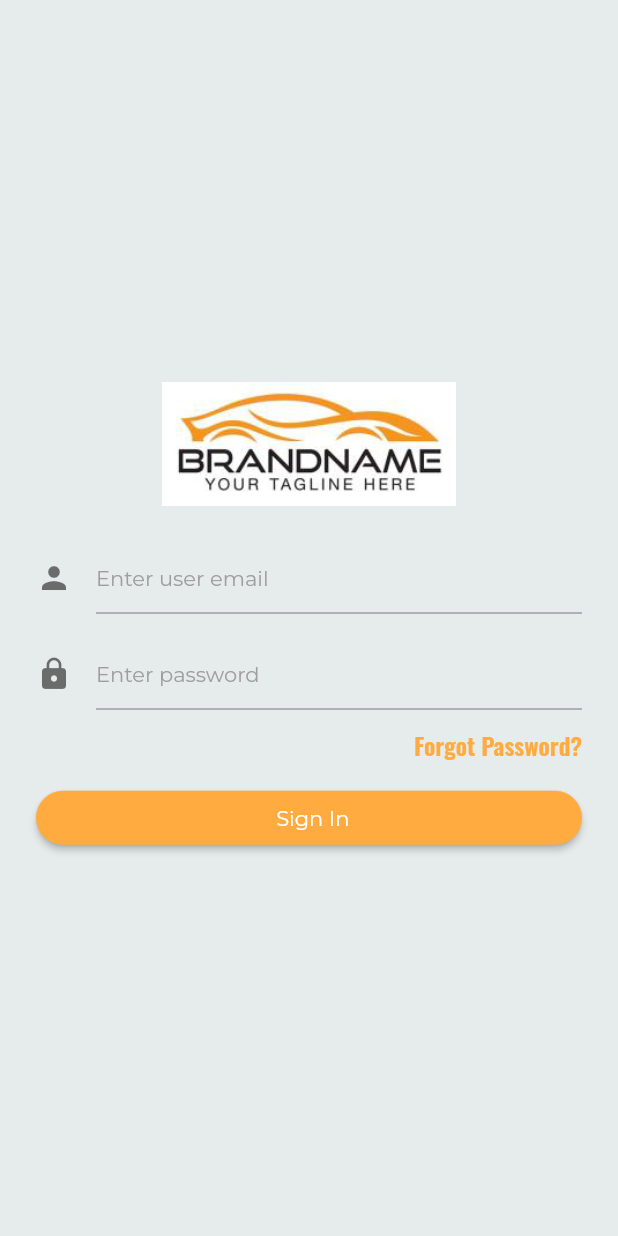
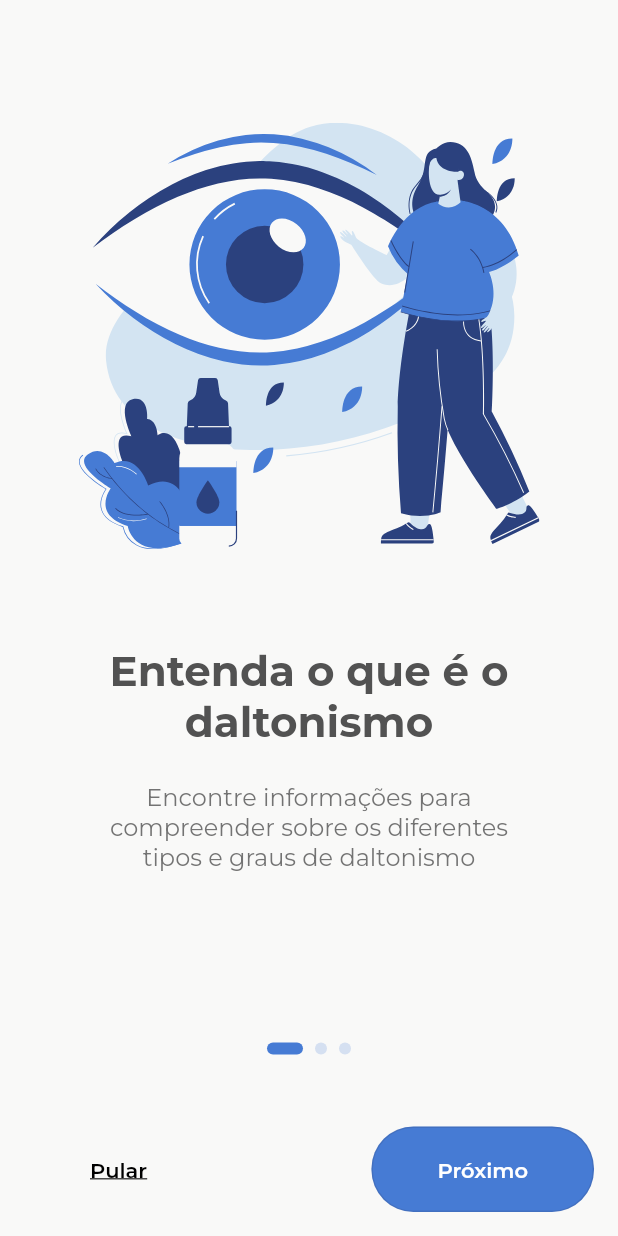
Before and after one commit to legermano/colorblind_app, a Flutter app: the screen it shows after launch, on a phone screen of 412 x 824 dp. Run offline on Flutter 3.47's test engine with Material 2 defaults, Android fonts, the light colour scheme and no system bars; drawn by our look-alikes of smooth_page_indicator; our stand-ins replace another_flushbar, dio, event_bus, flutter_mobx, flutter_svg, get_it and 6 more; missing offline and left inert: material_dialog, xxtea; generated files the repository leaves out were written again.

Commit message:
feat: onboarding screen

```diff
--- a/lib/constants/colors.dart
+++ b/lib/constants/colors.dart
@@ -15,4 +15,8 @@ class AppColors {
     800: const Color(0xFFDB7424),
     900: const Color(0xFFD56217)
   };
+
+  static const blue = const Color(0xFF467BD4);
+  static const white = const Color(0xFFF9F9F8);
+  static const black = const Color(0xFF525252);
 }
--- /dev/null
+++ b/lib/core/stores/user/user_store.dart
@@ -0,0 +1,9 @@
+import 'package:mobx/mobx.dart';
+
+part 'user_store.g.dart';
+
+class UserStore = _UserStore with _$UserStore;
+
+abstract class _UserStore with Store {
+
+}
--- a/lib/data/repository/user/user_repository_impl.dart
+++ b/lib/data/repository/user/user_repository_impl.dart
@@ -25,4 +25,11 @@ class UserRepositoryImpl extends UserRepository {
 
   @override
   Future<bool> get isLoggedIn => _sharedPrefsHelper.isLoggedIn;
+
+  @override
+  Future<void> saveShowOnboarding(bool value) =>
+    _sharedPrefsHelper.saveShowOnboarding(value);
+
+  @override
+  Future<bool> get showOnboarding => _sharedPrefsHelper.showOnboarding;
 }
--- a/lib/data/sharedpref/constants/preferences.dart
+++ b/lib/data/sharedpref/constants/preferences.dart
@@ -5,4 +5,5 @@ class Preferences {
   static const String auth_token = "authToken";
   static const String is_dark_mode = "is_dark_mode";
   static const String current_language = "current_language";
+  static const String show_onboarding = 'showOnboarding';
 }
--- a/lib/data/sharedpref/shared_preference_helper.dart
+++ b/lib/data/sharedpref/shared_preference_helper.dart
@@ -50,4 +50,13 @@ class SharedPreferenceHelper {
   Future<void> changeLanguage(String language) {
     return _sharedPreference.setString(Preferences.current_language, language);
   }
+
+  // Onboarding:---------------------------------------------------
+  Future<bool> get showOnboarding async {
+    return _sharedPreference.getBool(Preferences.show_onboarding) ?? false;
+  }
+
+  Future<bool> saveShowOnboarding(bool value) {
+    return _sharedPreference.setBool(Preferences.show_onboarding, value);
+  }
 }
--- a/lib/domain/repository/user/user_repository.dart
+++ b/lib/domain/repository/user/user_repository.dart
@@ -9,5 +9,10 @@ abstract class UserRepository {
 
   Future<void> saveIsLoggedIn(bool value);
 
+  Future<void> saveShowOnboarding(bool value);
+
   Future<bool> get isLoggedIn;
+
+  Future<bool> get showOnboarding;
+
 }
--- /dev/null
+++ b/lib/domain/usecase/user/save_show_onboarding_usecase.dart
@@ -0,0 +1,16 @@
+import 'dart:async';
+
+import 'package:boilerplate/core/domain/usecase/use_case.dart';
+import 'package:boilerplate/domain/repository/user/user_repository.dart';
+
+class SaveShowOnboardingUseCase implements UseCase<void, bool> {
+  final UserRepository _userRepository;
+
+  SaveShowOnboardingUseCase(this._userRepository);
+
+  @override
+  FutureOr<void> call({required bool params}) async {
+    return _userRepository.saveShowOnboarding(params);
+  }
+
+}
--- /dev/null
+++ b/lib/domain/usecase/user/show_onboarding_usecase.dart
@@ -0,0 +1,16 @@
+import 'dart:async';
+
+import 'package:boilerplate/core/domain/usecase/use_case.dart';
+import 'package:boilerplate/domain/repository/user/user_repository.dart';
+
+class ShowOnboardingUseCase implements UseCase<bool, void> {
+  final UserRepository _userRepository;
+
+  ShowOnboardingUseCase(this._userRepository);
+
+  @override
+  FutureOr<bool> call({required void params}) async {
+    return await _userRepository.showOnboarding;
+  }
+
+}
--- a/lib/presentation/di/module/store_module.dart
+++ b/lib/presentation/di/module/store_module.dart
@@ -24,8 +24,8 @@ mixin StoreModule {
     );
 
     // stores:------------------------------------------------------------------
-    getIt.registerSingleton<UserStore>(
-      UserStore(
+    getIt.registerSingleton<LoginStore>(
+      LoginStore(
         getIt<IsLoggedInUseCase>(),
         getIt<SaveLoginStatusUseCase>(),
         getIt<LoginUseCase>(),
--- a/lib/presentation/login/login.dart
+++ b/lib/presentation/login/login.dart
@@ -31,7 +31,7 @@ class _LoginScreenState extends State<LoginScreen> {
   //stores:---------------------------------------------------------------------
   final ThemeStore _themeStore = getIt<ThemeStore>();
   final FormStore _formStore = getIt<FormStore>();
-  final UserStore _userStore = getIt<UserStore>();
+  final LoginStore _loginStore = getIt<LoginStore>();
 
   //focus node:-----------------------------------------------------------------
   late FocusNode _passwordFocusNode;
@@ -72,7 +72,7 @@ class _LoginScreenState extends State<LoginScreen> {
               : Center(child: _buildRightSide()),
           Observer(
             builder: (context) {
-              return _userStore.success
+              return _loginStore.success
                   ? navigate(context)
                   : _showErrorMessage(_formStore.errorStore.errorMessage);
             },
@@ -80,7 +80,7 @@ class _LoginScreenState extends State<LoginScreen> {
           Observer(
             builder: (context) {
               return Visibility(
-                visible: _userStore.isLoading,
+                visible: _loginStore.isLoading,
                 child: CustomProgressIndicatorWidget(),
               );
             },
@@ -189,7 +189,7 @@ class _LoginScreenState extends State<LoginScreen> {
       onPressed: () async {
         if (_formStore.canLogin) {
           DeviceUtils.hideKeyboard(context);
-          _userStore.login(_userEmailController.text, _passwordController.text);
+          _loginStore.login(_userEmailController.text, _passwordController.text);
         } else {
           _showErrorMessage('Please fill in all fields');
         }
--- a/lib/presentation/login/store/login_store.dart
+++ b/lib/presentation/login/store/login_store.dart
@@ -9,11 +9,11 @@ import '../../../domain/usecase/user/login_usecase.dart';
 
 part 'login_store.g.dart';
 
-class UserStore = _UserStore with _$UserStore;
+class LoginStore = _LoginStore with _$LoginStore;
 
-abstract class _UserStore with Store {
+abstract class _LoginStore with Store {
   // constructor:---------------------------------------------------------------
-  _UserStore(
+  _LoginStore(
     this._isLoggedInUseCase,
     this._saveLoginStatusUseCase,
     this._loginUseCase,
--- a/lib/presentation/my_app.dart
+++ b/lib/presentation/my_app.dart
@@ -19,7 +19,7 @@ class MyApp extends StatelessWidget {
   // with Hot Reload than creating it directly in the `build` function.
   final ThemeStore _themeStore = getIt<ThemeStore>();
   final LanguageStore _languageStore = getIt<LanguageStore>();
-  final UserStore _userStore = getIt<UserStore>();
+  final LoginStore _loginStore = getIt<LoginStore>();
 
   @override
   Widget build(BuildContext context) {
@@ -32,6 +32,7 @@ class MyApp extends StatelessWidget {
               ? AppThemeData.darkThemeData
               : AppThemeData.lightThemeData,
           routes: Routes.routes,
+          initialRoute: '/onboarding',
           locale: Locale(_languageStore.locale),
           supportedLocales: _languageStore.supportedLanguages
               .map((language) => Locale(language.locale, language.code))
@@ -46,7 +47,8 @@ class MyApp extends StatelessWidget {
             // Built-in localization of basic text for Cupertino widgets
             GlobalCupertinoLocalizations.delegate,
           ],
-          home: _userStore.isLoggedIn ? HomeScreen() : LoginScreen(),
+          // home: _userStore.isLoggedIn ? HomeScreen() : LoginScreen(),
+          home: _loginStore.isLoggedIn ? HomeScreen() : LoginScreen(),
         );
       },
     );
--- /dev/null
+++ b/lib/presentation/onboarding/onboarding.dart
@@ -0,0 +1,184 @@
+import 'package:boilerplate/constants/colors.dart';
+import 'package:boilerplate/utils/routes/routes.dart';
+import 'package:flutter/material.dart';
+import 'package:flutter_svg/flutter_svg.dart';
+import 'package:smooth_page_indicator/smooth_page_indicator.dart';
+
+class OnboardingScreen extends StatefulWidget {
+  const OnboardingScreen({super.key});
+
+  @override
+  State<OnboardingScreen> createState() => _OnboardingScreenState();
+}
+
+class _OnboardingScreenState extends State<OnboardingScreen> {
+  PageController _pageController = PageController();
+  bool _isLastPage = false;
+
+  @override
+  void dispose() {
+    _pageController.dispose();
+
+    super.dispose();
+  }
+
+  @override
+  Widget build(BuildContext context) {
+    return Scaffold(
+      body: SafeArea(
+        child: Container(
+          padding: const EdgeInsets.only(bottom: 160),
+          child: PageView(
+            controller: _pageController,
+            onPageChanged: (index) => setState(() => _isLastPage = index == 2),
+            children: [
+              buildPage(
+                  svgPath: 'assets/svg/onboarding-page1.svg',
+                  title: 'Entenda o que é o daltonismo',
+                  subtitle:
+                      'Encontre informações para compreender sobre os diferentes tipos e graus de daltonismo'),
+              buildPage(
+                  svgPath: 'assets/svg/onboarding-page1.svg',
+                  title: 'Descubra se você é daltônico',
+                  subtitle:
+                      'Realize o teste de Ishihara para descobrir em poucos minutos se você tem algum grau de daltonismo'),
+              buildPage(
+                  svgPath: 'assets/svg/onboarding-page1.svg',
+                  title: 'Veja o mundo com outras cores',
+                  subtitle:
+                      'Use sua câmera para ver o mundo pelo olhar dos diferentes tipos de daltonismo, além de descobrir a cor real dos objetos a sua volta'),
+            ],
+          ),
+        ),
+      ),
+      bottomSheet: Container(
+        padding: const EdgeInsets.symmetric(horizontal: 16),
+        height: 160,
+        color: AppColors.white,
+        child: Column(
+          mainAxisAlignment: MainAxisAlignment.end,
+          children: [
+            Padding(
+              padding: const EdgeInsets.only(bottom: 48),
+              child: Center(
+                child: SmoothPageIndicator(
+                  controller: _pageController,
+                  count: 3,
+                  effect: ExpandingDotsEffect(
+                    activeDotColor: AppColors.blue,
+                    dotColor: AppColors.blue.withOpacity(0.2),
+                    dotHeight: 8,
+                    dotWidth: 8,
+                  ),
+                ),
+              ),
+            ),
+            Padding(
+              padding: const EdgeInsets.only(bottom: 16),
+              child: _isLastPage
+                  ? OutlinedButton(
+                      child: Text(
+                        'Começar',
+                        style: TextStyle(color: Colors.white),
+                      ),
+                      onPressed: () => Navigator.pushNamed(context,Routes.home),
+                      style: OutlinedButton.styleFrom(
+                        minimumSize: const Size.fromHeight(0),
+                        padding: EdgeInsets.symmetric(
+                          horizontal: 44,
+                          vertical: 20,
+                        ),
+                        shape: RoundedRectangleBorder(
+                          borderRadius: BorderRadius.circular(28),
+                        ),
+                        backgroundColor: AppColors.blue,
+                      ),
+                    )
+                  : Row(
+                      mainAxisAlignment: MainAxisAlignment.spaceBetween,
+                      children: [
+                        TextButton(
+                          child: const Text(
+                            'Pular',
+                            style: TextStyle(
+                              decoration: TextDecoration.underline,
+                              color: Colors.black,
+                            ),
+                          ),
+                          style: TextButton.styleFrom(
+                            padding: EdgeInsets.symmetric(
+                              horizontal: 44,
+                              vertical: 20,
+                            ),
+                          ),
+                          onPressed: () => _pageController.jumpToPage(2),
+                        ),
+                        OutlinedButton(
+                          child: Text(
+                            'Próximo',
+                            style: TextStyle(color: Colors.white),
+                          ),
+                          onPressed: () => _pageController.nextPage(
+                            duration: const Duration(milliseconds: 500),
+                            curve: Curves.easeInOut,
+                          ),
+                          style: OutlinedButton.styleFrom(
+                            padding: EdgeInsets.symmetric(
+                              horizontal: 44,
+                              vertical: 20,
+                            ),
+                            shape: RoundedRectangleBorder(
+                              borderRadius: BorderRadius.circular(28),
+                            ),
+                            backgroundColor: AppColors.blue,
+                          ),
+                        )
+                      ],
+                    ),
+            ),
+          ],
+        ),
+      ),
+    );
+  }
+
+  Widget buildPage({
+    required String svgPath,
+    required String title,
+    required String subtitle,
+  }) =>
+      Container(
+        color: AppColors.white,
+        child: Column(
+          mainAxisAlignment: MainAxisAlignment.center,
+          children: [
+            SvgPicture.asset(svgPath),
+            const SizedBox(height: 64),
+            Container(
+              padding: EdgeInsets.symmetric(horizontal: 68),
+              child: Text(
+                title,
+                textAlign: TextAlign.center,
+                style: TextStyle(
+                  color: AppColors.black,
+                  fontSize: 28,
+                  fontWeight: FontWeight.bold,
+                ),
+              ),
+            ),
+            const SizedBox(height: 24),
+            Container(
+              padding: const EdgeInsets.symmetric(horizontal: 68),
+              child: Text(
+                subtitle,
+                textAlign: TextAlign.center,
+                style: TextStyle(
+                  color: AppColors.black.withOpacity(0.8),
+                  fontSize: 16,
+                ),
+              ),
+            )
+          ],
+        ),
+      );
+}
--- a/lib/utils/routes/routes.dart
+++ b/lib/utils/routes/routes.dart
@@ -1,5 +1,6 @@
 import 'package:boilerplate/presentation/home/home.dart';
 import 'package:boilerplate/presentation/login/login.dart';
+import 'package:boilerplate/presentation/onboarding/onboarding.dart';
 import 'package:flutter/material.dart';
 
 class Routes {
@@ -9,9 +10,11 @@ class Routes {
   static const String splash = '/splash';
   static const String login = '/login';
   static const String home = '/post';
+  static const String onboarding = '/onboarding';
 
   static final routes = <String, WidgetBuilder>{
     login: (BuildContext context) => LoginScreen(),
     home: (BuildContext context) => HomeScreen(),
+    onboarding: (BuildContext context) => OnboardingScreen(),
   };
 }
--- a/pubspec.yaml
+++ b/pubspec.yaml
@@ -61,6 +61,8 @@ dependencies:
   # W
   # X
   xxtea: ^2.1.0
+  smooth_page_indicator: ^1.1.0
+  flutter_svg: ^2.0.7
   # Y
   # Z
 
@@ -99,6 +101,7 @@ flutter:
   - assets/images/
   - assets/icons/
   - assets/lang/
+  - assets/svg/
 
   # An image asset can refer to one or more resolution-specific "variants", see
   # https://flutter.io/assets-and-images/#resolution-aware.
```
Also changed, not shown: assets/svg/onboarding-page1.svg (added), lib/core/stores/user/user_store.g.dart (added), lib/presentation/login/store/login_store.g.dart.
